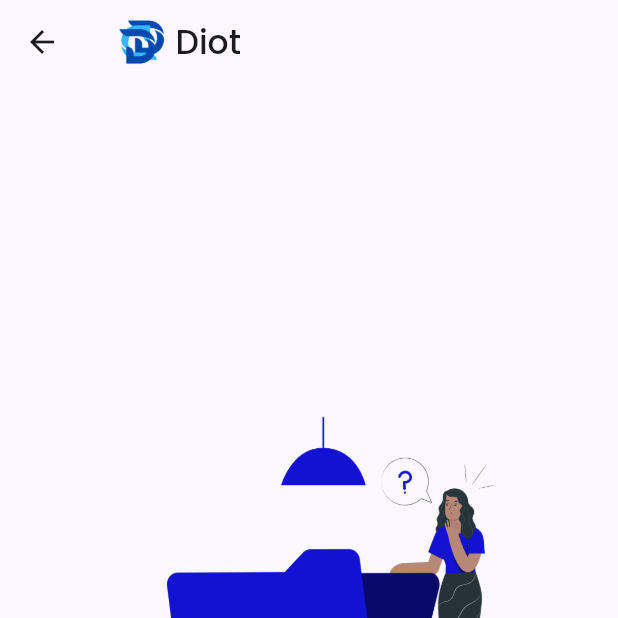
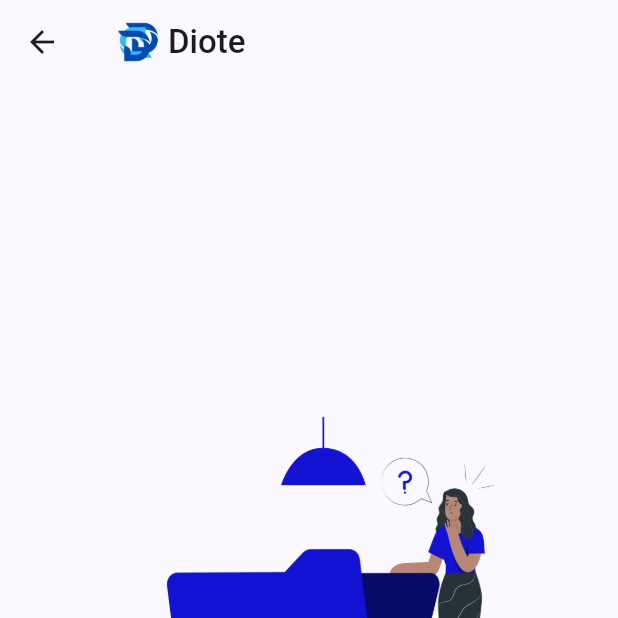
Before and after one commit to sanam-tamang/diot, a Flutter app: the NavBarPage screen opened by its route, on a phone screen of 412 x 824 dp, the top half of it. Run offline on Flutter 3.47's test engine with Material 3 defaults, Android fonts, the phone set to English and light mode, and no system bars; drawn by our look-alikes of auto_size_text; our stand-ins replace cached_network_image, cloud_firestore, connectivity_plus, equatable, file_picker, firebase_auth and 9 more; missing offline and left inert: flutter_quill; accounts and stored records are empty; generated files the repository leaves out were written again; network calls fail; Roboto replaces fonts that are missing (Prompt).

Commit message:
major ui changes

```diff
--- a/lib/core/widgets/app_logo.dart
+++ b/lib/core/widgets/app_logo.dart
@@ -1,5 +1,4 @@
-// ignore_for_file: public_member_api_docs, sort_constructors_first
-import 'package:auto_size_text/auto_size_text.dart';
+
 import 'package:flutter/material.dart';
 import 'package:google_fonts/google_fonts.dart';
 
@@ -18,10 +17,10 @@ class AppLogo extends StatelessWidget {
         mainAxisAlignment:
             center ? MainAxisAlignment.center : MainAxisAlignment.start,
         children: [
-          SizedBox(height: 45, child: Image.asset("assets/icons/logo.png")),
-          AutoSizeText(
-            'Diot',
-            style: GoogleFonts.poppins(
+          SizedBox(height: 40, child: Image.asset("assets/icons/logo.png")),
+          Text(
+            'Diote',
+            style: GoogleFonts.prompt(
               fontWeight: FontWeight.w500,
             ),
           )
--- a/lib/features/article/pages/home_page.dart
+++ b/lib/features/article/pages/home_page.dart
@@ -1,4 +1,4 @@
-import '../../../core/widgets/annoted_region.dart';
+
 
 import 'package:flutter/material.dart';
 import 'package:flutter_bloc/flutter_bloc.dart';
@@ -16,22 +16,16 @@ class HomePage extends StatelessWidget {
   @override
   Widget build(BuildContext context) {
     return Scaffold(
-      body: SafeArea(
-        child: NestedScrollView(
+      appBar: AppBar(
+        title:const  AppLogo(),
+      ),
+      body: NestedScrollView(
         headerSliverBuilder: (context, innerBoxIsScrolled) {
-            return [
-              const SliverAppBar(
-                floating: true,
-                snap: true,
-                title: AppLogo(),
-              )
-            ];
+          return [];
         },
-          body: CustomAnnotatedRegion(
-            child: BlocBuilder<ArticleReadCubit, ArticleReadState>(
+        body: BlocBuilder<ArticleReadCubit, ArticleReadState>(
           builder: (context, state) {
-                if (state is ArticleReadLoading ||
-                    state is ArticleReadInitial) {
+            if (state is ArticleReadLoading || state is ArticleReadInitial) {
               return const CustomCircularProgressIndicator(
                 type: LoadingType.article,
               );
@@ -44,8 +38,6 @@ class HomePage extends StatelessWidget {
           },
         ),
       ),
-        ),
-      ),
     );
   }
 }
--- a/lib/features/article/widgets/build_articles.dart
+++ b/lib/features/article/widgets/build_articles.dart
@@ -15,7 +15,10 @@ class BuildArticles extends StatelessWidget {
   Widget build(BuildContext context) {
     return articles.isEmpty
         ? const NoArticleMessage()
-        : CustomScrollView(
+        : Container(
+            color: Theme.of(context).colorScheme.tertiary.withOpacity(0.10),
+            padding: const EdgeInsets.symmetric(horizontal: 4),
+            child: CustomScrollView(
               physics: const BouncingScrollPhysics(),
               slivers: [
                 SliverList.separated(
@@ -30,6 +33,7 @@ class BuildArticles extends StatelessWidget {
                       return ArticleCard(article: article);
                     })
               ],
+            ),
           );
   }
 }
--- a/lib/features/navbar/pages/navbar.dart
+++ b/lib/features/navbar/pages/navbar.dart
@@ -1,5 +1,6 @@
 // ignore_for_file: public_member_api_docs, sort_constructors_first
 import 'package:devmandu/core/config/theme/app_colors.dart';
+import 'package:devmandu/core/widgets/annoted_region.dart';
 import 'package:devmandu/features/message/pages/messaged_user_page.dart';
 
 import 'package:flutter/material.dart';
@@ -55,14 +56,17 @@ class _NavBarPageState extends State<NavBarPage>
   }
 
   Widget _buildNavbarBody() {
-    return InternetCheckerWidget(
+    return CustomAnnotatedRegion(
+      color: Colors.grey.shade100,
+      child: InternetCheckerWidget(
           child: PageView.builder(
               physics: const NeverScrollableScrollPhysics(),
               controller: _pageController,
               itemCount: _widgets.length,
               itemBuilder: (context, index) {
                 return _widgets[index];
-            }));
+              })),
+    );
   }
 
   Widget _buildBottomNavigationBar() {
--- a/lib/features/profile/widgets/build_profile_body.dart
+++ b/lib/features/profile/widgets/build_profile_body.dart
@@ -55,7 +55,7 @@ class _BuildProfileBodyState extends State<BuildProfileBody> {
   }
 
   Widget _bio() {
-    return widget.user.bio == null
+    return widget.user.bio == null || widget.user.bio == ""
         ? const SizedBox.shrink()
         : Container(
             margin: const EdgeInsets.symmetric(vertical: 8),
@@ -63,7 +63,7 @@ class _BuildProfileBodyState extends State<BuildProfileBody> {
               crossAxisAlignment: CrossAxisAlignment.start,
               children: [
                 Text(
-                  "Intro",
+                  "Bio",
                   style: Theme.of(context).textTheme.titleLarge,
                 ),
                 Text(widget.user.bio!.replaceNewLineUpTo2(),
```
Also changed, not shown: lib/core/widgets/custom_cache_network_image.dart (+8 -28 lines), lib/features/article/pages/create_or_update_article_page.dart (+60 -49 lines), lib/features/article/widgets/article_card.dart (+38 -23 lines), lib/features/article/widgets/custom_quill_editor.dart (+14 -3 lines), lib/features/article/widgets/image_manupulated_cached_image.dart (+5 -3 lines), lib/features/article/widgets/quill_read_only_editor.dart (+9 -15 lines), lib/features/message/pages/chat_page.dart (+29 -1 lines), lib/features/message/widgets/messaged_user.dart (+11 -2 lines), 1 other file. Lines whose indentation alone changed are shown as unchanged.
